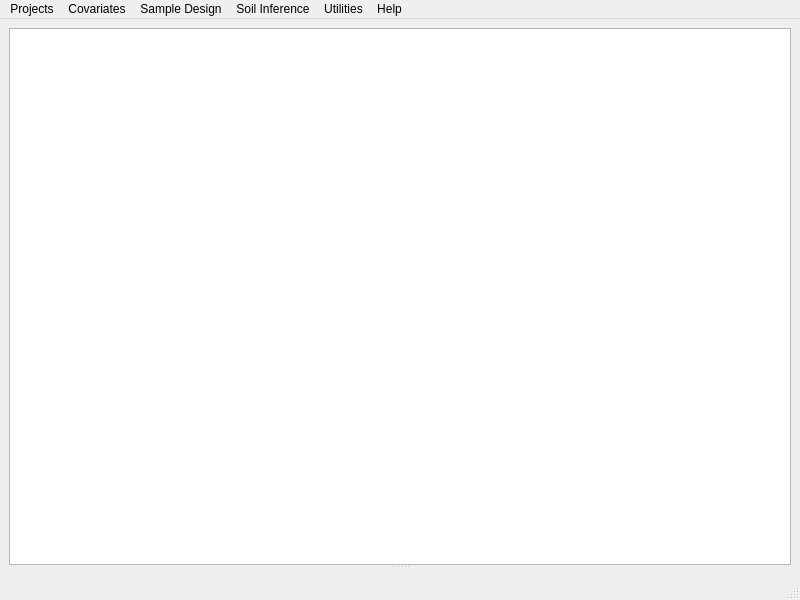
Old version of the form mainwindow.ui in the repository lreis2415/iSoLIM.
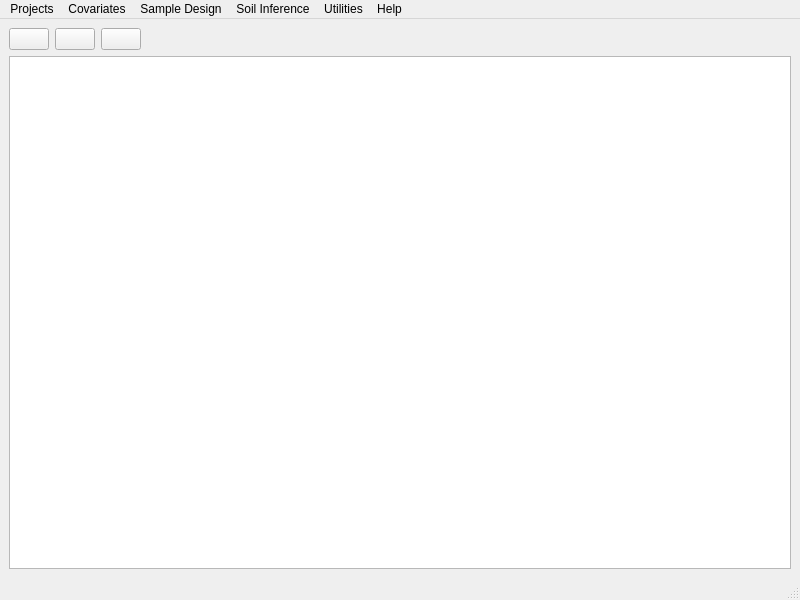
New version of the form. Icons and pictures are not drawn.

Commit message: zoom in/out

```diff
--- a/mainwindow.ui
+++ b/mainwindow.ui
@@ -13,31 +13,87 @@
   <property name="windowTitle">
    <string>iSoLIM</string>
   </property>
+  <property name="autoFillBackground">
+   <bool>true</bool>
+  </property>
   <widget class="QWidget" name="centralwidget">
-   <layout class="QHBoxLayout" name="horizontalLayout">
+   <layout class="QVBoxLayout" name="verticalLayout">
     <item>
-     <widget class="QSplitter" name="splitter_3">
-      <property name="orientation">
-       <enum>Qt::Horizontal</enum>
-      </property>
-      <widget class="QSplitter" name="splitter_2">
-       <property name="orientation">
-        <enum>Qt::Vertical</enum>
-       </property>
-       <widget class="QGraphicsView" name="graphicsView">
+     <layout class="QHBoxLayout" name="layerBtns_layout">
+      <item>
+       <widget class="QPushButton" name="zoomin_btn">
         <property name="sizePolicy">
-         <sizepolicy hsizetype="Maximum" vsizetype="Expanding">
+         <sizepolicy hsizetype="Minimum" vsizetype="Fixed">
           <horstretch>0</horstretch>
           <verstretch>0</verstretch>
          </sizepolicy>
         </property>
+        <property name="text">
+         <string/>
+        </property>
+        <property name="icon">
+         <iconset>
+          <normaloff>C:/Users/zfhsandra/Pictures/zoomin.svg</normaloff>C:/Users/zfhsandra/Pictures/zoomin.svg</iconset>
+        </property>
        </widget>
-       <widget class="QSplitter" name="splitter">
+      </item>
+      <item>
+       <widget class="QPushButton" name="zoomout_btn">
+        <property name="sizePolicy">
+         <sizepolicy hsizetype="Minimum" vsizetype="Fixed">
+          <horstretch>0</horstretch>
+          <verstretch>0</verstretch>
+         </sizepolicy>
+        </property>
+        <property name="text">
+         <string/>
+        </property>
+        <property name="icon">
+         <iconset>
+          <normaloff>C:/Users/zfhsandra/Pictures/zoomout.svg</normaloff>C:/Users/zfhsandra/Pictures/zoomout.svg</iconset>
+        </property>
+       </widget>
+      </item>
+      <item>
+       <widget class="QPushButton" name="layerInfo_btn">
+        <property name="sizePolicy">
+         <sizepolicy hsizetype="Minimum" vsizetype="Fixed">
+          <horstretch>0</horstretch>
+          <verstretch>0</verstretch>
+         </sizepolicy>
+        </property>
+        <property name="text">
+         <string/>
+        </property>
+        <property name="icon">
+         <iconset>
+          <normaloff>C:/Users/zfhsandra/Pictures/info1.png</normaloff>C:/Users/zfhsandra/Pictures/info1.png</iconset>
+        </property>
+       </widget>
+      </item>
+      <item>
+       <spacer name="horizontalSpacer">
         <property name="orientation">
          <enum>Qt::Horizontal</enum>
         </property>
-       </widget>
-      </widget>
+        <property name="sizeHint" stdset="0">
+         <size>
+          <width>40</width>
+          <height>20</height>
+         </size>
+        </property>
+       </spacer>
+      </item>
+     </layout>
+    </item>
+    <item>
+     <widget class="QGraphicsView" name="graphicsView">
+      <property name="sizePolicy">
+       <sizepolicy hsizetype="Expanding" vsizetype="Expanding">
+        <horstretch>0</horstretch>
+        <verstretch>0</verstretch>
+       </sizepolicy>
+      </property>
      </widget>
     </item>
    </layout>
```
The commit also changes 2 other files.
